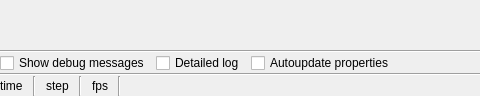
Qt form GUI/Qt/UStatusPanel.ui (aicommunity/Rdk) before a commit; both pictures show x 0 to 480 and y 0 to 96 of the 1138 by 96 pixel window.
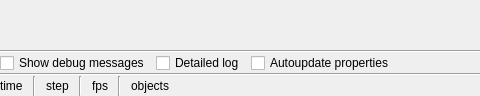
The same form after that commit.

Commit message: Update status bar and components list

What changed in the file:
```diff
--- a/GUI/Qt/UStatusPanel.ui
+++ b/GUI/Qt/UStatusPanel.ui
@@ -198,6 +198,13 @@
        </property>
       </widget>
      </item>
+     <item>
+      <widget class="QLabel" name="labelObjects">
+       <property name="text">
+        <string>objects</string>
+       </property>
+      </widget>
+     </item>
      <item>
       <spacer name="horizontalSpacer">
        <property name="orientation">
```
The commit also changes 4 other files.
